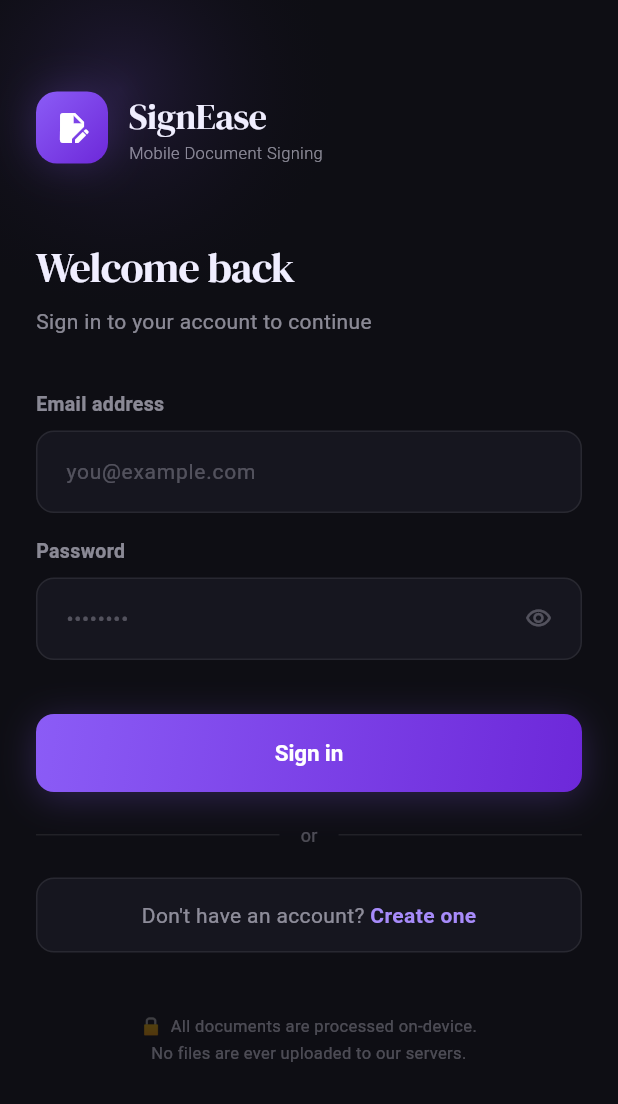
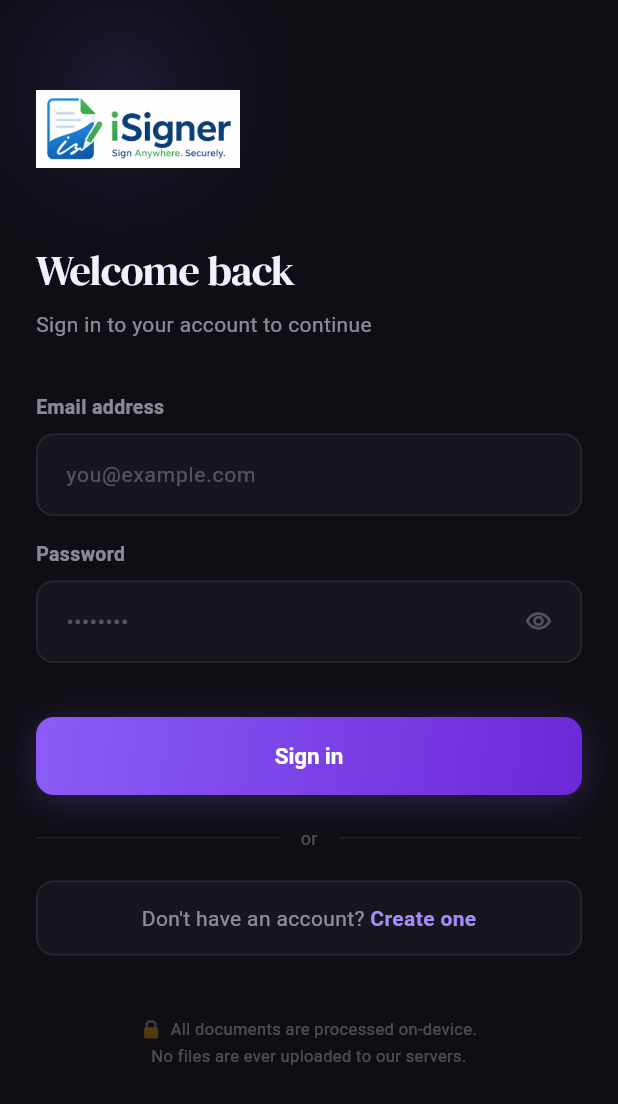
Before and after one commit to thanujadinesha/signease-app, a Flutter app: the screen it shows after launch, on a phone screen of 412 x 824 dp. Shown: the top 1104 px of the screen. Run offline on Flutter 3.47's test engine with Material 3 defaults, Android fonts, the phone set to English and light mode, and no system bars; our stand-ins replace file_picker, google_fonts, pdf, printing, share_plus, shared_preferences; missing offline and left inert: pdfx; accounts and stored records are empty; Roboto replaces fonts that are missing (DM Sans).

Commit message:
Rebrand: SignEase → iSigner
- Add iSigner logo/icon assets (assets/images/)
- Register assets in pubspec.yaml
- Replace gradient icon + 'SignEase' text in AppHeader with Image.asset logo
- Replace gradient icon + 'SignEase' text in LoginScreen with Image.asset logo
- Update Flutter app title to 'iSigner', rename app class to iSignerApp
- Update download share text: 'signed via iSigner'
- Update iOS CFBundleDisplayName, NSPhotoLibraryUsageDescription
- Update Android android:label to 'iSigner'
- Update web index.html title and apple-mobile-web-app-title
- Update web manifest.json name, short_name, description, theme_color

Co-Authored-By: Claude Sonnet 4.6 <noreply@anthropic.com>

```diff
--- a/lib/main.dart
+++ b/lib/main.dart
@@ -19,11 +19,11 @@ void main() {
     statusBarBrightness: Brightness.dark,
     statusBarIconBrightness: Brightness.light,
   ));
-  runApp(const SignEaseApp());
+  runApp(const iSignerApp());
 }
 
-class SignEaseApp extends StatelessWidget {
-  const SignEaseApp({super.key});
+class iSignerApp extends StatelessWidget {
+  const iSignerApp({super.key});
 
   @override
   Widget build(BuildContext context) {
@@ -33,7 +33,7 @@ class SignEaseApp extends StatelessWidget {
         ChangeNotifierProvider(create: (_) => SignProvider()),
       ],
       child: MaterialApp(
-        title: 'SignEase',
+        title: 'iSigner',
         debugShowCheckedModeBanner: false,
         theme: AppTheme.theme,
         home: const _AuthGate(),
--- a/lib/screens/auth/login_screen.dart
+++ b/lib/screens/auth/login_screen.dart
@@ -70,48 +70,9 @@ class _LoginScreenState extends State<LoginScreen> {
                     const SizedBox(height: 60),
 
                     // Logo
-                    Row(
-                      children: [
-                        Container(
-                          width: 48,
-                          height: 48,
-                          decoration: BoxDecoration(
-                            gradient: const LinearGradient(
-                              begin: Alignment.topLeft,
-                              end: Alignment.bottomRight,
-                              colors: [AppColors.accent, Color(0xFF6D28D9)],
-                            ),
-                            borderRadius: BorderRadius.circular(14),
-                            boxShadow: [
-                              BoxShadow(
-                                  color: AppColors.accentGlow, blurRadius: 24),
-                            ],
-                          ),
-                          child: const Icon(Icons.edit_document,
-                              color: Colors.white, size: 24),
-                        ),
-                        const SizedBox(width: 14),
-                        Column(
-                          crossAxisAlignment: CrossAxisAlignment.start,
-                          children: [
-                            Text(
-                              'SignEase',
-                              style: GoogleFonts.dmSerifDisplay(
-                                fontSize: 24,
-                                color: AppColors.text,
-                                letterSpacing: -0.3,
-                              ),
-                            ),
-                            const Text(
-                              'Mobile Document Signing',
-                              style: TextStyle(
-                                  fontSize: 11,
-                                  color: AppColors.text2,
-                                  fontWeight: FontWeight.w300),
-                            ),
-                          ],
-                        ),
-                      ],
+                    Image.asset(
+                      'assets/images/isigner_logo.png',
+                      height: 52,
                     ),
 
                     const SizedBox(height: 48),
--- a/lib/screens/download_screen.dart
+++ b/lib/screens/download_screen.dart
@@ -296,7 +296,7 @@ class _DownloadScreenState extends State<DownloadScreen>
       await Share.shareXFiles(
         [xFile],
         subject: 'Signed Document',
-        text: '$fileName — signed via SignEase',
+        text: '$fileName — signed via iSigner',
       );
     } catch (e) {
       debugPrint('Share error: $e');
--- a/pubspec.yaml
+++ b/pubspec.yaml
@@ -1,5 +1,5 @@
 name: signease_app
-description: SignEase — Mobile Document Signing App
+description: iSigner — Mobile Document Signing App
 publish_to: 'none'
 version: 1.0.0+1
 
@@ -49,3 +49,7 @@ dev_dependencies:
 
 flutter:
   uses-material-design: true
+
+  assets:
+    - assets/images/isigner_logo.png
+    - assets/images/isigner_icon.png
```
Also changed, not shown: lib/widgets/app_header.dart (+5 -38 lines), assets/images/isigner_icon.png (added), assets/images/isigner_logo.png (added), 5 other files.
